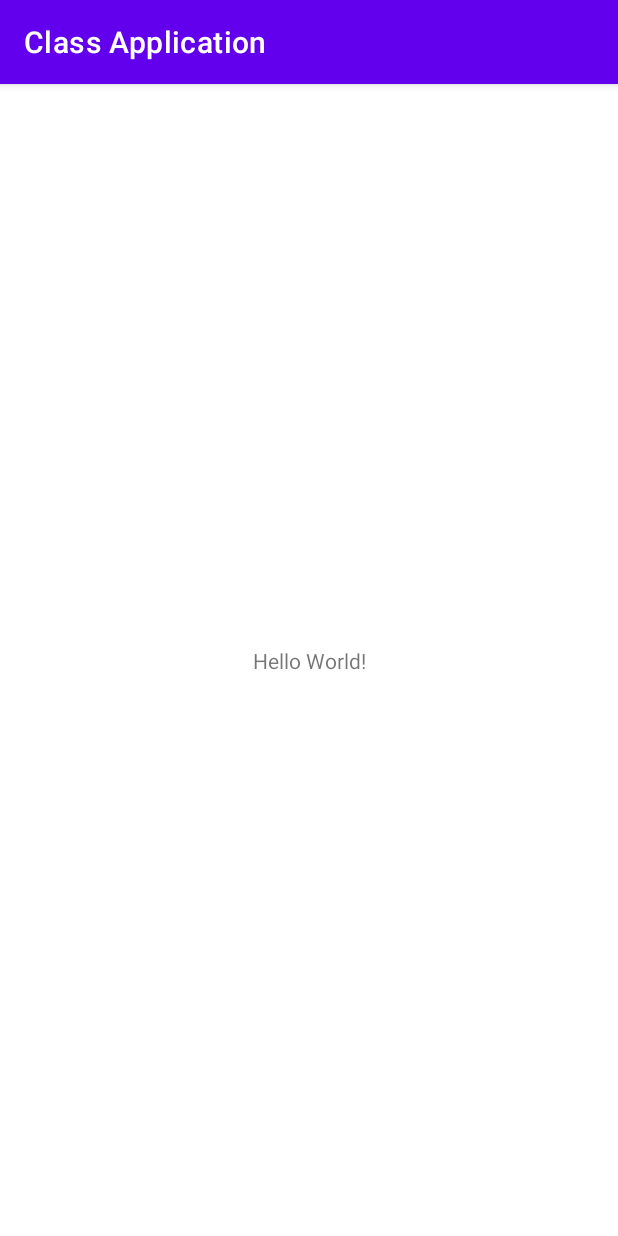
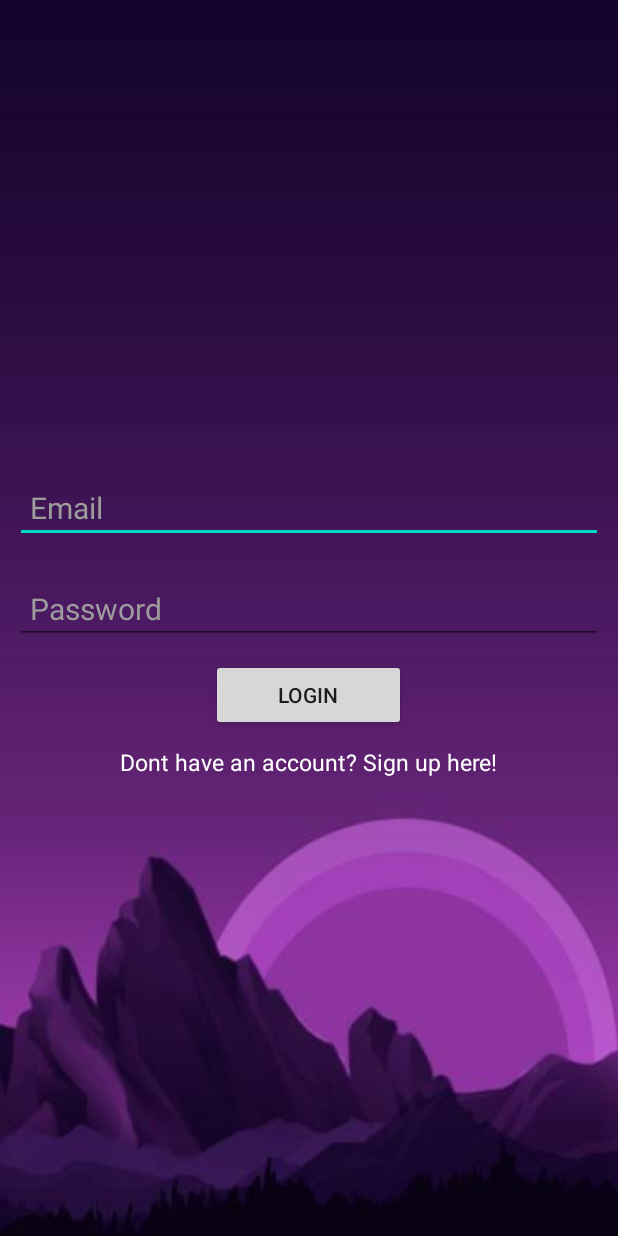
Before and after one commit to HarisIbrahimovic/Class-Application, an Android app: the screen it shows after launch (MainActivity before the commit, loginActivity after it), on a phone screen of 412 x 824 dp. Run offline under Robolectric (Android 15) with nearby library versions, the phone set to English and light mode, and no system bars; our stand-ins replace Firebase (no records; nobody signed in at launch, a user with empty details on screens opened directly).

Commit message:
Login system
Added sign up and login activities.

```diff
--- a/app/src/main/AndroidManifest.xml
+++ b/app/src/main/AndroidManifest.xml
@@ -9,6 +9,8 @@
         android:roundIcon="@mipmap/ic_launcher_round"
         android:supportsRtl="true"
         android:theme="@style/Theme.ClassApplication">
+        <activity android:name=".SignIn.SignUp"></activity>
+        <activity android:name=".SignIn.loginActivity" />
         <activity android:name=".MainActivity">
             <intent-filter>
                 <action android:name="android.intent.action.MAIN" />
--- a/app/src/main/java/com/example/classapplication/MainActivity.java
+++ b/app/src/main/java/com/example/classapplication/MainActivity.java
@@ -1,8 +1,24 @@
 package com.example.classapplication;
 
+import androidx.annotation.NonNull;
 import androidx.appcompat.app.AppCompatActivity;
 
+import android.app.ProgressDialog;
+import android.content.Intent;
 import android.os.Bundle;
+import android.text.TextUtils;
+import android.view.View;
+import android.widget.Button;
+import android.widget.EditText;
+import android.widget.TextView;
+import android.widget.Toast;
+
+import com.example.classapplication.SignIn.loginActivity;
+import com.google.android.gms.tasks.OnCompleteListener;
+import com.google.android.gms.tasks.Task;
+import com.google.firebase.auth.AuthResult;
+import com.google.firebase.auth.FirebaseAuth;
+import com.google.firebase.database.FirebaseDatabase;
 
 public class MainActivity extends AppCompatActivity {
 
@@ -10,5 +26,9 @@ public class MainActivity extends AppCompatActivity {
     protected void onCreate(Bundle savedInstanceState) {
         super.onCreate(savedInstanceState);
         setContentView(R.layout.activity_main);
+
+        startActivity(new Intent(getApplicationContext(), loginActivity.class));
+
+
     }
 }
--- /dev/null
+++ b/app/src/main/java/com/example/classapplication/SignIn/loginActivity.java
@@ -0,0 +1,77 @@
+package com.example.classapplication.SignIn;
+
+import androidx.annotation.NonNull;
+import androidx.appcompat.app.AppCompatActivity;
+
+import android.app.ProgressDialog;
+import android.content.Intent;
+import android.os.Bundle;
+import android.text.TextUtils;
+import android.view.View;
+import android.widget.Button;
+import android.widget.EditText;
+import android.widget.TextView;
+import android.widget.Toast;
+
+import com.example.classapplication.MainActivity;
+import com.example.classapplication.R;
+import com.google.android.gms.tasks.OnCompleteListener;
+import com.google.android.gms.tasks.Task;
+import com.google.firebase.auth.AuthResult;
+import com.google.firebase.auth.FirebaseAuth;
+
+public class loginActivity extends AppCompatActivity {
+    private EditText email;
+    private EditText password;
+    private Button loginButton;
+    private TextView loginText;
+    private FirebaseAuth auth;
+    private ProgressDialog mDialog;
+
+    @Override
+    protected void onCreate(Bundle savedInstanceState) {
+        super.onCreate(savedInstanceState);
+        setContentView(R.layout.activity_login);
+        email = findViewById(R.id.emailLogin);
+        password = findViewById(R.id.passwordLogin);
+        loginButton = findViewById(R.id.loginButton);
+        loginText = findViewById(R.id.loginText);
+        String Email = email.getText().toString();
+        String Password = password.getText().toString();
+        loginButton.setOnClickListener(new View.OnClickListener() {
+            @Override
+            public void onClick(View v) {
+                if(TextUtils.isEmpty(Email)||TextUtils.isEmpty(Password)){
+                    Toast.makeText(getApplicationContext(), "Please fill in the fields!", Toast.LENGTH_SHORT).show();
+                    return;
+                }
+                mDialog.setMessage("Please wait...");
+                mDialog.show();
+                auth = FirebaseAuth.getInstance();
+                auth.signInWithEmailAndPassword(Email,Password).addOnCompleteListener(new OnCompleteListener<AuthResult>() {
+                    @Override
+                    public void onComplete(@NonNull Task<AuthResult> task) {
+                        if(task.isSuccessful()){
+                            startActivity(new Intent(getApplicationContext(), MainActivity.class));
+                            Toast.makeText(getApplicationContext(),"Welcome..",Toast.LENGTH_SHORT).show();
+                            mDialog.dismiss();
+                            finish();
+                        }else{
+                            mDialog.dismiss();
+                            Toast.makeText(getApplicationContext(),"Problems..",Toast.LENGTH_SHORT).show();
+                        }
+                    }
+                });
+            }
+        });
+
+        loginText.setOnClickListener(new View.OnClickListener() {
+            @Override
+            public void onClick(View v) {
+                startActivity(new Intent(getApplicationContext(),SignUp.class));
+                finish();
+            }
+        });
+
+    }
+}
--- /dev/null
+++ b/app/src/main/res/layout/activity_login.xml
@@ -0,0 +1,51 @@
+<?xml version="1.0" encoding="utf-8"?>
+<LinearLayout xmlns:android="http://schemas.android.com/apk/res/android"
+    xmlns:app="http://schemas.android.com/apk/res-auto"
+    xmlns:tools="http://schemas.android.com/tools"
+    android:orientation="vertical"
+    android:layout_gravity="center"
+    android:gravity="center"
+    android:layout_width="match_parent"
+    android:layout_height="match_parent"
+    android:background="@drawable/crop"
+    tools:context=".SignIn.loginActivity">
+
+    <EditText
+        android:layout_width="match_parent"
+        android:layout_height="wrap_content"
+        android:textSize="20sp"
+        android:layout_margin="10dp"
+        android:textColorHint="#9E9D9D"
+        android:hint="Email"
+        android:textColor="@color/white"
+        android:padding="10dp"
+        android:id="@+id/emailLogin"
+        />
+    <EditText
+        android:layout_width="match_parent"
+        android:layout_height="wrap_content"
+        android:textSize="20sp"
+        android:layout_margin="10dp"
+        android:textColorHint="#9E9D9D"
+        android:textColor="@color/white"
+        android:hint="Password"
+        android:padding="10dp"
+        android:id="@+id/passwordLogin"
+        />
+    <androidx.appcompat.widget.AppCompatButton
+        android:layout_width="130dp"
+        android:layout_height="wrap_content"
+        android:text="Login"
+        android:id="@+id/loginButton"/>
+    <TextView
+        android:layout_width="wrap_content"
+        android:layout_height="wrap_content"
+        android:layout_marginTop="10dp"
+        android:textColor="@color/white"
+        android:text="Dont have an account? Sign up here!"
+        android:id="@+id/loginText"
+        android:textSize="15sp"
+        />
+
+
+</LinearLayout>
--- a/app/src/main/res/values-night/themes.xml
+++ b/app/src/main/res/values-night/themes.xml
@@ -1,6 +1,6 @@
 <resources xmlns:tools="http://schemas.android.com/tools">
     <!-- Base application theme. -->
-    <style name="Theme.ClassApplication" parent="Theme.MaterialComponents.DayNight.DarkActionBar">
+    <style name="Theme.ClassApplication" parent="Theme.MaterialComponents.DayNight.NoActionBar">
         <!-- Primary brand color. -->
         <item name="colorPrimary">@color/purple_200</item>
         <item name="colorPrimaryVariant">@color/purple_700</item>
--- a/app/src/main/res/values/themes.xml
+++ b/app/src/main/res/values/themes.xml
@@ -1,6 +1,6 @@
 <resources xmlns:tools="http://schemas.android.com/tools">
     <!-- Base application theme. -->
-    <style name="Theme.ClassApplication" parent="Theme.MaterialComponents.DayNight.DarkActionBar">
+    <style name="Theme.ClassApplication" parent="Theme.MaterialComponents.DayNight.NoActionBar">
         <!-- Primary brand color. -->
         <item name="colorPrimary">@color/purple_500</item>
         <item name="colorPrimaryVariant">@color/purple_700</item>
```
Also changed, not shown: app/src/main/java/com/example/classapplication/SignIn/SignUp.java (added, +110 -0 lines), app/src/main/res/layout/activity_sign_up.xml (added, +72 -0 lines), app/src/main/res/drawable/crop.jpg (added).
